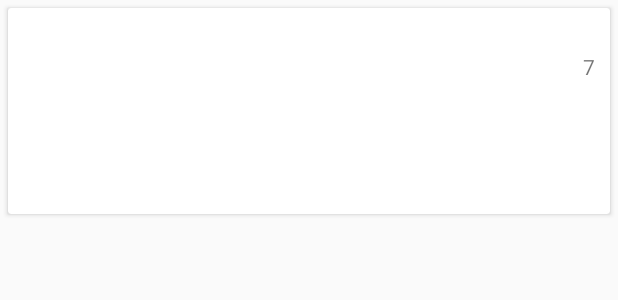
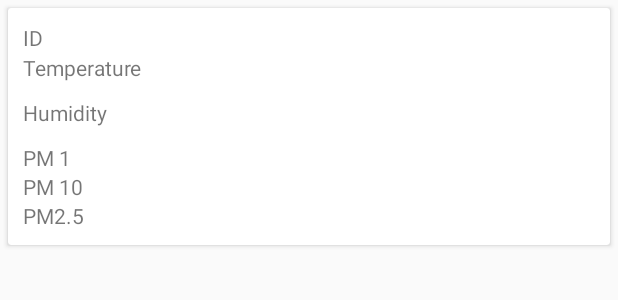
Before and after one commit to NAzT/MyApplicationMapTest, an Android app: the layout item_post.xml on its own in the app's theme, with its tools: preview values and no code run, on a phone screen of 412 x 824 dp. Shown: the top 300 px of the screen. Run offline under Robolectric (Android 15) with nearby library versions, the phone set to English and light mode, and no system bars.

Commit message:
Remove unused.

```diff
--- a/app/src/main/java/com/example/nat/myapplication/viewholder/PostViewHolder.java
+++ b/app/src/main/java/com/example/nat/myapplication/viewholder/PostViewHolder.java
@@ -2,7 +2,6 @@ package com.example.nat.myapplication.viewholder;
 
 import android.support.v7.widget.RecyclerView;
 import android.view.View;
-import android.widget.ImageView;
 import android.widget.TextView;
 
 import com.example.nat.myapplication.R;
@@ -14,18 +13,26 @@ public class PostViewHolder extends RecyclerView.ViewHolder {
 
     public TextView humidView;
     public TextView tempView;
-    public ImageView starView;
+    public TextView pm1View;
+    public TextView pm10View;
+    public TextView pm25View;
 
     public PostViewHolder(View itemView) {
         super(itemView);
 
         humidView = (TextView) itemView.findViewById(R.id.sensor_humid);
         tempView = (TextView) itemView.findViewById(R.id.sensor_temp);
+        pm1View = (TextView) itemView.findViewById(R.id.sensor_pm1);
+        pm10View = (TextView) itemView.findViewById(R.id.sensor_pm10);
+        pm25View = (TextView) itemView.findViewById(R.id.sensor_pm25);
     }
 
     public void bindToPost(EnviSensorModel post, View.OnClickListener starClickListener) {
         humidView.setText(post.humid);
         tempView.setText(post.temp);
+        pm1View.setText(post.pm1);
+        pm10View.setText(post.pm10);
+        pm25View.setText(post.pm25);
 //        starView.setOnClickListener(starClickListener);
     }
 }
--- a/app/src/main/res/layout/include_post_author.xml
+++ /dev/null
@@ -1,32 +0,0 @@
-<?xml version="1.0" encoding="utf-8"?>
-<LinearLayout xmlns:android="http://schemas.android.com/apk/res/android"
-    xmlns:tools="http://schemas.android.com/tools"
-    android:layout_width="wrap_content"
-    android:layout_height="wrap_content"
-    android:gravity="center_vertical"
-    android:orientation="vertical">
-
-    <TextView
-        android:id="@+id/sensor_id"
-        android:layout_width="wrap_content"
-        android:layout_height="wrap_content" />
-
-
-    <TextView
-        android:id="@+id/sensor_temp"
-        style="@style/Base.TextAppearance.AppCompat.Small"
-        android:layout_width="wrap_content"
-        android:layout_height="wrap_content"
-        android:layout_marginLeft="10dp"
-        android:gravity="center_vertical"
-        tools:text="someauthor@email.com" />
-
-    <TextView
-        android:id="@+id/sensor_humid"
-        style="@style/Base.TextAppearance.AppCompat.Small"
-        android:layout_width="wrap_content"
-        android:layout_height="wrap_content"
-        android:layout_marginLeft="10dp"
-        android:gravity="center_vertical"
-        tools:text="someauthor@email.com" />
-</LinearLayout>
--- a/app/src/main/res/layout/include_post_text.xml
+++ /dev/null
@@ -1,25 +0,0 @@
-<?xml version="1.0" encoding="utf-8"?>
-<LinearLayout xmlns:android="http://schemas.android.com/apk/res/android"
-    xmlns:tools="http://schemas.android.com/tools"
-    android:layout_width="match_parent"
-    android:layout_height="match_parent"
-    android:orientation="vertical">
-
-    <TextView
-        android:id="@+id/post_title"
-        style="@style/TextAppearance.AppCompat.Medium"
-        android:layout_width="wrap_content"
-        android:layout_height="wrap_content"
-        android:ellipsize="end"
-        android:maxLines="1"
-        android:textStyle="bold"
-        tools:text="My First Post" />
-
-    <TextView
-        android:id="@+id/post_body"
-        android:layout_width="wrap_content"
-        android:layout_height="wrap_content"
-        android:layout_marginTop="5dp"
-        tools:text="@string/lorem" />
-
-</LinearLayout>
--- /dev/null
+++ b/app/src/main/res/layout/include_sensor_detail.xml
@@ -0,0 +1,115 @@
+<?xml version="1.0" encoding="utf-8"?>
+<LinearLayout xmlns:android="http://schemas.android.com/apk/res/android"
+    xmlns:tools="http://schemas.android.com/tools"
+    android:layout_width="match_parent"
+    android:layout_height="300dp"
+    android:gravity="center_vertical"
+    android:orientation="vertical">
+
+
+    <TextView
+        android:text="ID"
+        android:id="@+id/sensor_id"
+        android:layout_width="match_parent"
+        android:layout_height="20dp" />
+
+    <LinearLayout
+        android:layout_width="match_parent"
+        android:layout_height="30dp"
+        android:gravity="center_vertical"
+        android:orientation="horizontal">
+
+        <TextView
+            android:layout_width="100dp"
+            android:layout_height="match_parent"
+            android:text="Temperature" />
+
+        <TextView
+            android:id="@+id/sensor_temp"
+            android:layout_width="match_parent"
+            android:layout_height="match_parent"
+            android:layout_marginLeft="10dp"
+            tools:text="Hello" />
+    </LinearLayout>
+
+    <LinearLayout
+        android:layout_width="match_parent"
+        android:layout_height="30dp"
+        android:gravity="center_vertical"
+        android:orientation="horizontal">
+
+        <TextView
+            android:layout_width="100dp"
+            android:layout_height="match_parent"
+            android:text="Humidity" />
+
+        <TextView
+            android:id="@+id/sensor_humid"
+            android:layout_width="match_parent"
+            android:layout_height="match_parent"
+            android:layout_marginLeft="10dp"
+            tools:text="Hello" />
+    </LinearLayout>
+
+    <LinearLayout
+        android:layout_width="match_parent"
+        android:layout_height="wrap_content"
+        android:gravity="center_vertical"
+        android:orientation="horizontal">
+
+        <TextView
+            android:layout_width="100dp"
+            android:layout_height="wrap_content"
+            android:text="PM 1" />
+
+        <TextView
+            android:id="@+id/sensor_pm1"
+            android:layout_width="wrap_content"
+            android:layout_height="wrap_content"
+            android:layout_marginLeft="10dp"
+            android:gravity="center_vertical"
+            tools:text="" />
+    </LinearLayout>
+
+    <LinearLayout
+        android:layout_width="match_parent"
+        android:layout_height="wrap_content"
+        android:gravity="center_vertical"
+        android:orientation="horizontal">
+
+        <TextView
+            android:layout_width="100dp"
+            android:layout_height="wrap_content"
+            android:text="PM 10" />
+
+        <TextView
+            android:id="@+id/sensor_pm10"
+            android:layout_width="wrap_content"
+            android:layout_height="wrap_content"
+            android:layout_marginLeft="10dp"
+            android:gravity="center_vertical"
+            tools:text="" />
+    </LinearLayout>
+
+    <LinearLayout
+        android:layout_width="match_parent"
+        android:layout_height="wrap_content"
+        android:gravity="center_vertical"
+        android:orientation="horizontal">
+
+        <TextView
+            android:layout_width="100dp"
+            android:layout_height="wrap_content"
+            android:text="PM2.5" />
+
+        <TextView
+            android:id="@+id/sensor_pm25"
+            android:layout_width="wrap_content"
+            android:layout_height="wrap_content"
+            android:layout_marginLeft="10dp"
+            android:gravity="center_vertical"
+            tools:text="" />
+    </LinearLayout>
+
+
+</LinearLayout>
--- a/app/src/main/res/layout/item_post.xml
+++ b/app/src/main/res/layout/item_post.xml
@@ -12,7 +12,7 @@
 
         <include
             android:id="@+id/post_author_layout"
-            layout="@layout/include_post_author"
+            layout="@layout/include_sensor_detail"
             android:layout_width="wrap_content"
             android:layout_height="wrap_content"
             android:layout_alignParentLeft="true" />
@@ -28,22 +28,7 @@
             android:orientation="horizontal">
 
 
-            <TextView
-                android:id="@+id/post_num_stars"
-                android:layout_width="wrap_content"
-                android:layout_height="wrap_content"
-                android:gravity="center"
-                tools:text="7" />
-
         </LinearLayout>
-
-        <include layout="@layout/include_post_text"
-            android:layout_width="wrap_content"
-            android:layout_height="wrap_content"
-            android:layout_alignParentLeft="true"
-            android:layout_below="@+id/post_author_layout"
-            android:layout_marginLeft="5dp"
-            android:layout_marginTop="10dp" />
 
     </RelativeLayout>
 
```
